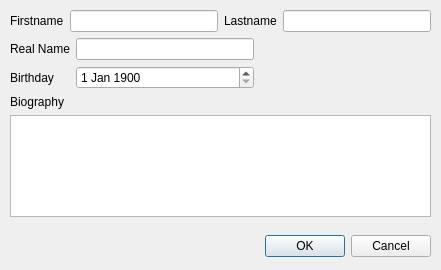
This is src/PeopleDialog.ui in ochurlaud/macaw-movies as Qt 5 draws it before an edit. The edited form follows.
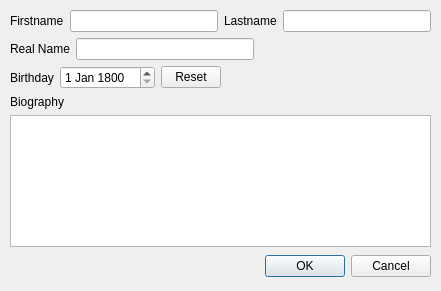
This is the edited form.

```diff
--- a/src/PeopleDialog.ui
+++ b/src/PeopleDialog.ui
@@ -10,7 +10,7 @@
     <x>0</x>
     <y>0</y>
     <width>441</width>
-    <height>270</height>
+    <height>291</height>
    </rect>
   </property>
   <property name="windowTitle">
@@ -20,7 +20,7 @@
    <property name="geometry">
     <rect>
      <x>90</x>
-     <y>230</y>
+     <y>250</y>
      <width>341</width>
      <height>32</height>
     </rect>
@@ -38,7 +38,7 @@
      <x>10</x>
      <y>10</y>
      <width>421</width>
-     <height>207</height>
+     <height>237</height>
     </rect>
    </property>
    <layout class="QVBoxLayout" name="verticalLayout">
@@ -67,40 +67,70 @@
      </layout>
     </item>
     <item>
-     <layout class="QGridLayout" name="gridLayout_2">
-      <item row="0" column="0">
+     <layout class="QHBoxLayout" name="horizontalLayout_2">
+      <item>
        <widget class="QLabel" name="realnameLabel">
         <property name="text">
          <string>Real Name</string>
         </property>
        </widget>
       </item>
-      <item row="1" column="1">
+      <item>
+       <widget class="QLineEdit" name="realnameEdit"/>
+      </item>
+      <item>
+       <spacer name="horizontalSpacer">
+        <property name="orientation">
+         <enum>Qt::Horizontal</enum>
+        </property>
+        <property name="sizeHint" stdset="0">
+         <size>
+          <width>40</width>
+          <height>20</height>
+         </size>
+        </property>
+       </spacer>
+      </item>
+     </layout>
+    </item>
+    <item>
+     <layout class="QHBoxLayout" name="horizontalLayout_3">
+      <item>
+       <widget class="QLabel" name="birthdayLabel">
+        <property name="text">
+         <string>Birthday</string>
+        </property>
+       </widget>
+      </item>
+      <item>
        <widget class="QDateEdit" name="birthdayEdit">
         <property name="dateTime">
          <datetime>
           <hour>0</hour>
           <minute>0</minute>
           <second>0</second>
-          <year>1900</year>
+          <year>1800</year>
           <month>1</month>
           <day>1</day>
          </datetime>
         </property>
        </widget>
       </item>
-      <item row="0" column="1">
-       <widget class="QLineEdit" name="realnameEdit"/>
-      </item>
-      <item row="1" column="0">
-       <widget class="QLabel" name="birthdayLabel">
+      <item>
+       <widget class="QPushButton" name="resetBirthdayBtn">
+        <property name="maximumSize">
+         <size>
+          <width>60</width>
+          <height>16777215</height>
+         </size>
+        </property>
         <property name="text">
-         <string>Birthday</string>
+         <string>Reset</string>
         </property>
        </widget>
       </item>
-      <item row="1" column="2">
-       <spacer name="horizontalSpacer">
+      <item>
+       <spacer name="horizontalSpacer_2">
         <property name="orientation">
          <enum>Qt::Horizontal</enum>
         </property>
```
